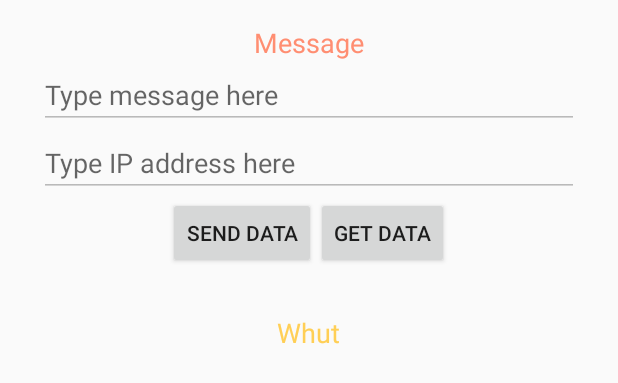
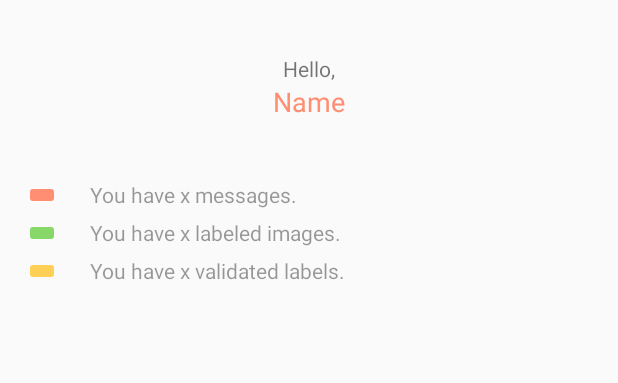
Before and after one commit to yzabeliesa/cvmig1516-group1, an Android app: the layout fragment_main_menu.xml on its own in the app's theme, with its tools: preview values and no code run, on a phone screen of 412 x 824 dp. Shown: the top 383 px of the screen. Run offline under Robolectric (Android 15) with nearby library versions, the light colour scheme and no system bars.

Commit message:
Update user profile and drawer fragment, modify progress file path convention

```diff
--- a/ReMiDi-X/app/src/main/res/layout/drawer_main_menu.xml
+++ b/ReMiDi-X/app/src/main/res/layout/drawer_main_menu.xml
@@ -4,7 +4,7 @@
           android:id="@+id/drawer_menu"
           android:layout_width="match_parent"
           android:layout_height="match_parent"
-          android:background="#cccc"
+          android:background="#464f51"
           android:choiceMode="singleChoice"
           android:divider="@android:color/transparent"
           android:dividerHeight="0dp"
--- a/ReMiDi-X/app/src/main/res/layout/fragment_main_menu.xml
+++ b/ReMiDi-X/app/src/main/res/layout/fragment_main_menu.xml
@@ -11,70 +11,89 @@
               tools:context="com.remidi.cvmig1516.remidi_x.MainMenuActivity$PlaceholderFragment">
 
     <TextView
+        android:layout_marginTop="20dp"
         android:layout_width="wrap_content"
         android:layout_height="wrap_content"
-        android:text="Message"
-        android:layout_centerHorizontal="true"
+        android:text = "Hello,"/>
+
+    <TextView
+        android:id="@+id/profile_name_display"
         android:textAppearance="?android:attr/textAppearanceMedium"
+        android:layout_width="wrap_content"
+        android:layout_height="wrap_content"
+        android:text = "Name"
         android:textColor="@color/pink"/>
 
-    <EditText
-        android:id="@+id/message"
+    <LinearLayout
         android:layout_width="match_parent"
         android:layout_height="wrap_content"
-        android:layout_centerHorizontal="true"
-        android:layout_marginLeft="10dp"
-        android:layout_marginRight="10dp"
-        android:inputType="text"
-        android:hint="Type message here"
-        android:enabled="false" />
+        android:orientation="horizontal"
+        android:layout_gravity="center_horizontal"
+        android:layout_marginTop="40dp">
 
-    <EditText
-        android:id="@+id/url"
-        android:layout_width="match_parent"
-        android:layout_height="wrap_content"
-        android:layout_centerHorizontal="true"
-        android:layout_marginLeft="10dp"
-        android:layout_marginRight="10dp"
-        android:inputType="text"
-        android:hint="Type IP address here"
-        android:enabled="false"/>
-
-    <LinearLayout
-        android:layout_width="wrap_content"
-        android:layout_height="wrap_content"
-        android:orientation="horizontal">
-
-        <Button
-            android:id="@+id/message_send_button"
+        <ImageButton
             android:layout_width="wrap_content"
             android:layout_height="wrap_content"
-            android:text="Send data"
-            android:onClick="sendMessageToServer" />
+            android:backgroundTint="@color/pink"
+            android:text="Button"
+            android:onClick="viewMessages"/>
 
-        <Button
+        <TextView
+            android:id="@+id/profile_message_display"
+            android:layout_marginLeft="20dp"
             android:layout_width="wrap_content"
             android:layout_height="wrap_content"
-            android:text="Get data"
-            android:onClick="getMessage" />
+            android:text = "You have x messages."
+            android:textColor="@color/black_overlay"/>
 
     </LinearLayout>
 
-    <TextView
-        android:id="@+id/section_label"
-        android:layout_width="wrap_content"
-        android:layout_height="wrap_content"
-        android:text="Whut"
-        android:layout_centerHorizontal="true"
-        android:layout_marginTop="30dp"
-        android:textAppearance="?android:attr/textAppearanceMedium"
-        android:textColor="@color/yellow" />
-
-    <TextView
-        android:id="@+id/server_replies"
+    <LinearLayout
         android:layout_width="match_parent"
         android:layout_height="wrap_content"
-        android:layout_centerHorizontal="true"
-        android:layout_marginTop="10dp" />
+        android:orientation="horizontal"
+        android:layout_gravity="center_horizontal"
+        android:layout_marginTop="5dp">
+
+        <ImageButton
+            android:layout_width="wrap_content"
+            android:layout_height="wrap_content"
+            android:backgroundTint="@color/green"
+            android:text="Button"
+            android:onClick="viewLabels"/>
+
+        <TextView
+            android:id="@+id/profile_labeled_image_display"
+            android:layout_marginLeft="20dp"
+            android:layout_width="wrap_content"
+            android:layout_height="wrap_content"
+            android:text = "You have x labeled images."
+            android:textColor="@color/black_overlay"/>
+
+    </LinearLayout>
+
+    <LinearLayout
+        android:layout_width="match_parent"
+        android:layout_height="wrap_content"
+        android:orientation="horizontal"
+        android:layout_gravity="center_horizontal"
+        android:layout_marginTop="5dp">
+
+        <ImageButton
+            android:layout_width="wrap_content"
+            android:layout_height="wrap_content"
+            android:backgroundTint="@color/yellow"
+            android:text="Button"
+            android:onClick="viewValidation"/>
+
+        <TextView
+            android:id="@+id/profile_validated_image_display"
+            android:layout_marginLeft="20dp"
+            android:layout_width="wrap_content"
+            android:layout_height="wrap_content"
+            android:text = "You have x validated labels."
+            android:textColor="@color/black_overlay"/>
+
+    </LinearLayout>
 
 </LinearLayout>
--- a/ReMiDi-X/app/src/main/res/values/dimens.xml
+++ b/ReMiDi-X/app/src/main/res/values/dimens.xml
@@ -5,5 +5,5 @@
 
     <!-- Per the design guidelines, navigation drawers should be between 240dp and 320dp:
          https://developer.android.com/design/patterns/navigation-drawer.html -->
-    <dimen name="navigation_drawer_width">240dp</dimen>
+    <dimen name="navigation_drawer_width">210dp</dimen>
 </resources>
--- a/ReMiDi-X/app/src/main/res/values/strings.xml
+++ b/ReMiDi-X/app/src/main/res/values/strings.xml
@@ -4,7 +4,7 @@
     <!-- Strings related to login -->
     <string name="prompt_email">Email</string>
     <string name="prompt_password">Password (optional)</string>
-    <string name="action_sign_in">Sign in or register</string>
+    <string name="action_sign_in">Sign in</string>
     <string name="action_sign_in_short">Sign in</string>
     <string name="error_invalid_email">This email address is invalid</string>
     <string name="error_invalid_password">This password is too short</string>
```
Also changed, not shown: ReMiDi-X/app/src/main/AndroidManifest.xml (+6 -4 lines), ReMiDi-X/app/src/main/java/com/remidi/cvmig1516/remidi_x/LabelerMalariaMain.java (+5 -5 lines), ReMiDi-X/app/src/main/java/com/remidi/cvmig1516/remidi_x/MainMenuActivity.java (+42 -137 lines), ReMiDi-X/app/src/main/java/com/remidi/cvmig1516/remidi_x/NavigationDrawerFragment.java (+1 -7 lines), ReMiDi-X/app/src/main/java/com/remidi/cvmig1516/remidi_x/XMLFileHandler.java (+21 -3 lines), ReMiDi-X/app/src/main/res/layout/activity_login.xml (+7 -0 lines), ReMiDi-X/app/src/main/res/values/string-arrays.xml (+9 -0 lines), ReMiDi-X/app/src/main/res/drawable/logo.png (added), 2 other files.
